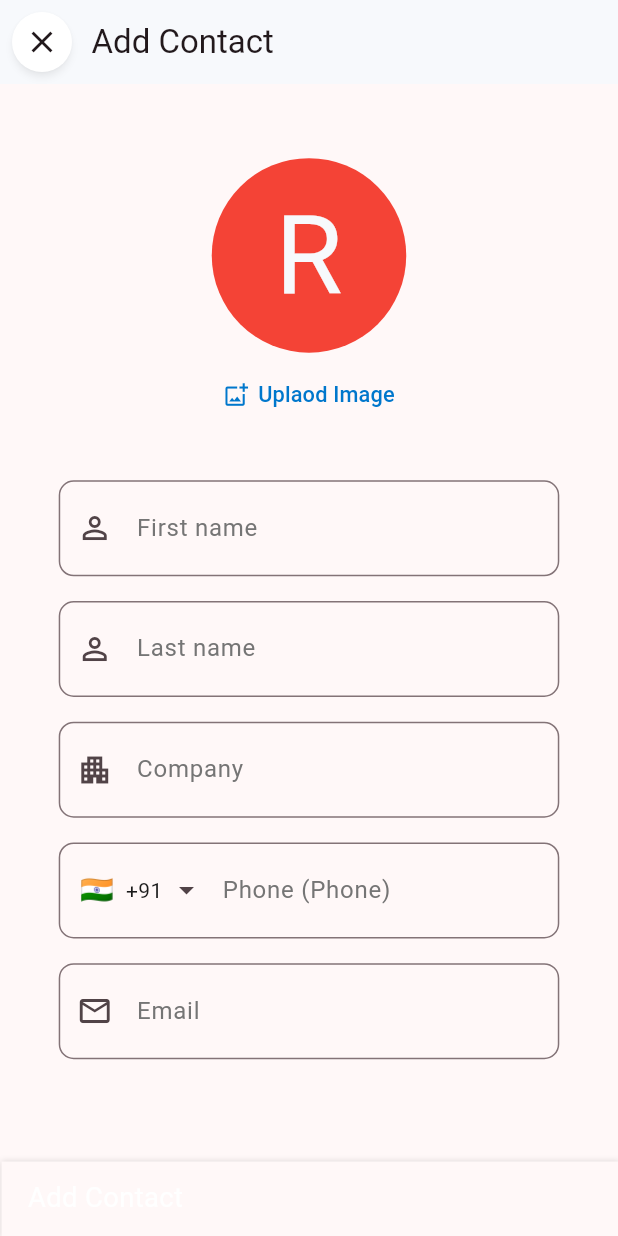
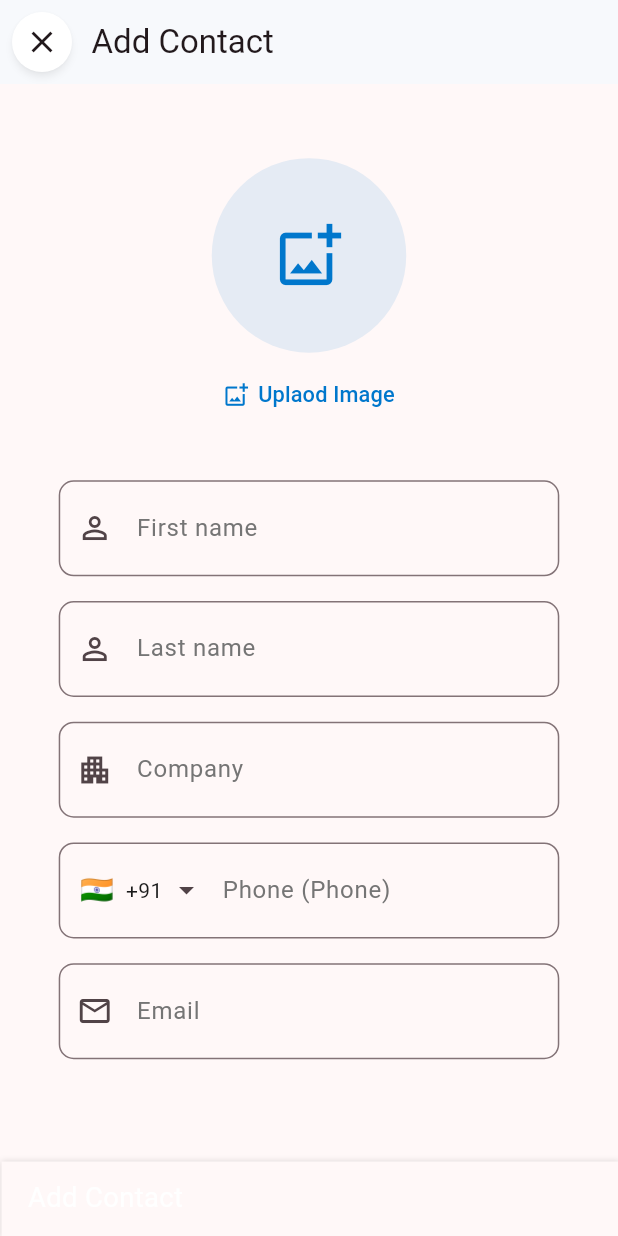
Before and after one commit to SahalCk/Houzeo_Task, a Flutter app: the ViewContactsScreen screen opened by its route, after a tap on "Add Contact", on a phone screen of 412 x 824 dp. Run offline on Flutter 3.47's test engine with Material 3 defaults, Android fonts, the phone set to English and light mode, and no system bars; drawn by our look-alikes of intl_phone_field; our stand-ins replace flutter_svg, go_router, image_picker, lottie, permission_handler, responsive_sizer and 1 more; missing offline and left inert: flutter_phone_direct_caller, loading_btn; accounts and stored records are empty; Roboto replaces fonts that are missing (Gilroy-Medium).

Commit message:
made some ui changes

```diff
--- a/lib/model/entities/main_screen/contact_model.dart
+++ b/lib/model/entities/main_screen/contact_model.dart
@@ -9,6 +9,7 @@ class ContactModel {
   final String phoneNumber;
   final String? email;
   bool isFavorite;
+  Color? avatarColor;
 
   ContactModel(
       {this.id,
@@ -18,5 +19,6 @@ class ContactModel {
       this.companyName,
       required this.phoneNumber,
       this.email,
-      required this.isFavorite});
+      required this.isFavorite,
+      this.avatarColor});
 }
--- a/lib/presentation/features/main_screen/view_contacts_screen/add_or_edit_contact_screen/views/screens/add_or_edit_contact_screen.dart
+++ b/lib/presentation/features/main_screen/view_contacts_screen/add_or_edit_contact_screen/views/screens/add_or_edit_contact_screen.dart
@@ -73,7 +73,8 @@ class _AddOrEditContactScreenState extends State<AddOrEditContactScreen> {
               child: Column(
                 children: [
                   sizedBoxHeight60,
-                  const AddOrEditProfileScreenCircleAvatarWidget(),
+                  AddOrEditProfileScreenCircleAvatarWidget(
+                      controller: controller, contact: contact),
                   sizedBoxHeight05,
                   PhotoChangeAndRemoveButton(
                       controller: controller,
--- a/lib/presentation/features/main_screen/view_contacts_screen/add_or_edit_contact_screen/views/widgets/add_or_edit_screen_circle_avatar_widget.dart
+++ b/lib/presentation/features/main_screen/view_contacts_screen/add_or_edit_contact_screen/views/widgets/add_or_edit_screen_circle_avatar_widget.dart
@@ -1,32 +1,51 @@
 import 'dart:io';
 import 'package:flutter/material.dart';
+import 'package:houzeo_app/model/entities/main_screen/contact_model.dart';
 import 'package:houzeo_app/presentation/features/main_screen/view_contacts_screen/add_or_edit_contact_screen/controllers/add_or_edit_contact_screen_controller.dart';
+import 'package:houzeo_app/presentation/widgets/pick_image_dialogue_widget.dart';
 import 'package:houzeo_app/utils/constants/colors.dart';
+import 'package:image_picker/image_picker.dart';
 import 'package:provider/provider.dart';
 import 'package:responsive_sizer/responsive_sizer.dart';
 
 class AddOrEditProfileScreenCircleAvatarWidget extends StatelessWidget {
-  const AddOrEditProfileScreenCircleAvatarWidget({
-    super.key,
-  });
+  final AddOrEditContactScreenController controller;
+  final ContactModel? contact;
+  const AddOrEditProfileScreenCircleAvatarWidget(
+      {super.key, required this.controller, required this.contact});
 
   @override
   Widget build(BuildContext context) {
     return Consumer<AddOrEditContactScreenController>(
         builder: (context, value, child) {
-      return CircleAvatar(
+      return GestureDetector(
+        onTap: () {
+          SelectImageSourceDialogue().selectImageSourceDialogue(
+              context: context,
+              onCameraSelected: () => controller.selectUserProfilePhoto(
+                  context, ImageSource.camera),
+              onGallerySelected: () => controller.selectUserProfilePhoto(
+                  context, ImageSource.gallery));
+        },
+        child: CircleAvatar(
             radius: 33.sp,
-          backgroundColor: Colors.red,
+            backgroundColor: contact == null
+                ? primaryColor.withOpacity(0.1)
+                : contact!.avatarColor!.withOpacity(0.8),
             backgroundImage: value.tempProfileImagePath != null
                 ? FileImage(File(value.tempProfileImagePath!))
                 : null,
             child: value.tempProfileImagePath == null
-              ? Text('R',
+                ? contact != null
+                    ? Text(contact!.firstName[0].toUpperCase(),
                         style: TextStyle(
                             fontSize: 35.sp,
                             color: backgroundColor,
                             fontWeight: FontWeight.w400))
-              : null);
+                    : Icon(Icons.add_photo_alternate_outlined,
+                        color: primaryColor, size: 28.sp)
+                : null),
+      );
     });
   }
 }
--- a/lib/presentation/features/main_screen/view_contacts_screen/add_or_edit_contact_screen/views/widgets/photo_change_and_remove_button.dart
+++ b/lib/presentation/features/main_screen/view_contacts_screen/add_or_edit_contact_screen/views/widgets/photo_change_and_remove_button.dart
@@ -1,7 +1,5 @@
 import 'dart:typed_data';
-
 import 'package:flutter/material.dart';
-import 'package:flutter/widgets.dart';
 import 'package:houzeo_app/presentation/features/main_screen/view_contacts_screen/add_or_edit_contact_screen/controllers/add_or_edit_contact_screen_controller.dart';
 import 'package:houzeo_app/presentation/widgets/pick_image_dialogue_widget.dart';
 import 'package:houzeo_app/utils/constants/colors.dart';
--- a/lib/presentation/features/main_screen/view_contacts_screen/controllers/view_contacts_screen_controller.dart
+++ b/lib/presentation/features/main_screen/view_contacts_screen/controllers/view_contacts_screen_controller.dart
@@ -16,12 +16,14 @@ class ViewContactsScreenController with ChangeNotifier {
       for (var letter in 'ABCDEFGHIJKLMNOPQRSTUVWXYZ'.split('')) letter: []
     };
 
-    for (var contact in allContacts) {
-      if (contact.firstName.isNotEmpty) {
-        String firstLetter = contact.firstName[0].toUpperCase();
+    for (var i = 0; i < allContacts.length; i++) {
+      int colorIndex = (i - 1) % colors.length;
+      allContacts[i].avatarColor = colors[colorIndex];
+      if (allContacts[i].firstName.isNotEmpty) {
+        String firstLetter = allContacts[i].firstName[0].toUpperCase();
 
         if (groupedContacts.containsKey(firstLetter)) {
-          groupedContacts[firstLetter]!.add(contact);
+          groupedContacts[firstLetter]!.add(allContacts[i]);
         }
       }
     }
@@ -43,3 +45,14 @@ class ViewContactsScreenController with ChangeNotifier {
     notifyListeners();
   }
 }
+
+List<Color> colors = [
+  const Color.fromARGB(255, 93, 43, 144),
+  const Color.fromARGB(255, 245, 194, 26),
+  const Color.fromARGB(255, 62, 73, 183),
+  const Color.fromARGB(255, 0, 138, 255),
+  const Color.fromARGB(255, 250, 65, 38),
+  const Color.fromARGB(255, 16, 164, 94),
+  const Color.fromARGB(255, 10, 17, 88),
+  const Color.fromARGB(255, 255, 97, 128)
+];
--- a/lib/presentation/features/main_screen/view_contacts_screen/view_contact_profile_screen/views/screens/view_contact_profile_screen.dart
+++ b/lib/presentation/features/main_screen/view_contacts_screen/view_contact_profile_screen/views/screens/view_contact_profile_screen.dart
@@ -37,7 +37,7 @@ class _ViewContactProfileScreenState extends State<ViewContactProfileScreen> {
         slivers: [
           ViewProfileScreenAppBarWidget(contact: contact!),
           ProfileNameAndImageWidget(contactModel: contact!),
-          ContactProfileScreenButtonsHeadser(
+          ContactProfileScreenButtonsHeader(
               contactNumber: contact!.phoneNumber),
           ContactInfoWidget(contactNumber: contact!.phoneNumber),
           const ConnectedAppsWidget(),
--- a/lib/presentation/features/main_screen/view_contacts_screen/view_contact_profile_screen/views/widgets/profile_name_and_image_widget.dart
+++ b/lib/presentation/features/main_screen/view_contacts_screen/view_contact_profile_screen/views/widgets/profile_name_and_image_widget.dart
@@ -20,7 +20,7 @@ class ProfileNameAndImageWidget extends StatelessWidget {
             CircleAvatar(
               radius: 38.sp,
               backgroundColor: contactModel.profilePic == null
-                  ? Colors.red
+                  ? contactModel.avatarColor!.withOpacity(0.8)
                   : Colors.transparent,
               backgroundImage: contactModel.profilePic != null
                   ? MemoryImage(contactModel.profilePic!)
--- a/lib/presentation/features/main_screen/view_contacts_screen/views/screens/view_contacts_screen.dart
+++ b/lib/presentation/features/main_screen/view_contacts_screen/views/screens/view_contacts_screen.dart
@@ -1,7 +1,6 @@
 // ignore_for_file: no_leading_underscores_for_local_identifiers
 
 import 'package:flutter/material.dart';
-import 'package:flutter/widgets.dart';
 import 'package:houzeo_app/model/entities/main_screen/contact_model.dart';
 import 'package:houzeo_app/presentation/features/main_screen/view_contacts_screen/controllers/view_contacts_screen_controller.dart';
 import 'package:houzeo_app/presentation/features/main_screen/view_contacts_screen/views/widgets/alphabet_order_list_widget.dart';
--- a/lib/presentation/features/main_screen/view_contacts_screen/views/widgets/contact_widget.dart
+++ b/lib/presentation/features/main_screen/view_contacts_screen/views/widgets/contact_widget.dart
@@ -35,8 +35,9 @@ class ContactWidget extends StatelessWidget {
         shape: RoundedRectangleBorder(borderRadius: BorderRadius.circular(3)),
         leading: CircleAvatar(
           radius: 19.5.sp,
-          backgroundColor:
-              contact.profilePic == null ? Colors.red : Colors.transparent,
+          backgroundColor: contact.profilePic == null
+              ? contact.avatarColor!.withOpacity(0.8)
+              : Colors.transparent,
           backgroundImage: contact.profilePic != null
               ? MemoryImage(contact.profilePic!)
               : null,
--- a/lib/presentation/features/main_screen/view_favorite_contacts_screen/views/widgets/favorite_contact_widget.dart
+++ b/lib/presentation/features/main_screen/view_favorite_contacts_screen/views/widgets/favorite_contact_widget.dart
@@ -34,7 +34,7 @@ class FavoriteContactWidget extends StatelessWidget {
           children: [
             CircleAvatar(
                 radius: 27.sp,
-                backgroundColor: Colors.red,
+                backgroundColor: contact.avatarColor!.withOpacity(0.8),
                 backgroundImage: contact.profilePic != null
                     ? MemoryImage(contact.profilePic!)
                     : null,
```
Also changed, not shown: lib/presentation/features/main_screen/view_contacts_screen/view_contact_profile_screen/views/widgets/contact_options_screen_buttons_header.dart (+19 -6 lines), lib/presentation/features/main_screen/view_contacts_screen/view_contact_profile_screen/views/widgets/profile_screen_option_widget.dart (+8 -1 lines). Lines whose indentation alone changed are shown as unchanged.
